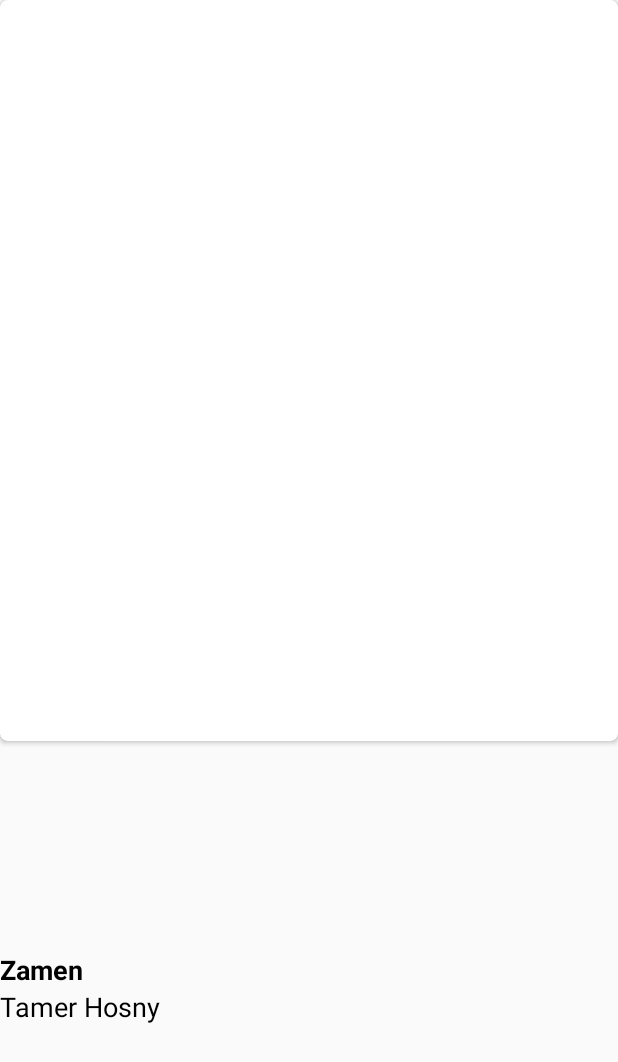
After one commit to Pro-AmalTarek/MusicalApp, an Android app: the layout album_item.xml on its own in the app's theme, with its tools: preview values and no code run, on a phone screen of 412 x 824 dp. The commit adds this screen. Shown: the top 1062 px of the screen. Run offline under Robolectric (Android 15) with nearby library versions, the phone set to English and light mode, and no system bars.

Commit message:
Add some Musics and Songs

```diff
--- a/app/build.gradle
+++ b/app/build.gradle
@@ -26,4 +26,5 @@ dependencies {
     androidTestImplementation 'com.android.support.test:runner:1.0.2'
     androidTestImplementation 'com.android.support.test.espresso:espresso-core:3.0.2'
     implementation 'com.android.support:design:28.0.0'
+    implementation 'com.android.support:cardview-v7:28.0.0'
 }
--- /dev/null
+++ b/app/src/main/res/layout/album_item.xml
@@ -0,0 +1,42 @@
+<?xml version="1.0" encoding="utf-8"?>
+<LinearLayout xmlns:android="http://schemas.android.com/apk/res/android"
+    xmlns:tools="http://schemas.android.com/tools"
+    xmlns:app="http://schemas.android.com/apk/res-auto"
+    android:orientation="vertical"
+    android:layout_width="match_parent"
+    android:layout_height="match_parent">
+
+    <android.support.v7.widget.CardView
+        android:layout_width="match_parent"
+        android:layout_height="0dp"
+        app:cardCornerRadius="5dp"
+        android:layout_weight="3">
+    <ImageView
+        android:id="@+id/albumArt"
+        android:layout_width="match_parent"
+        android:layout_height="match_parent"
+        android:scaleType="centerCrop"/>
+    </android.support.v7.widget.CardView>
+
+    <TextView
+        android:id="@+id/album_name"
+        android:layout_width="match_parent"
+        android:layout_height="0dp"
+        android:layout_weight="1"
+        android:gravity="bottom"
+        android:textAppearance="?android:textAppearanceMedium"
+        android:textColor="@android:color/black"
+        android:textStyle="bold"
+        tools:text="Zamen"/>
+
+    <TextView
+        android:id="@+id/artist_name"
+        android:layout_width="match_parent"
+        android:layout_height="0dp"
+        android:layout_weight="1"
+        android:gravity="top"
+        android:textAppearance="?android:textAppearanceMedium"
+        android:textColor="@android:color/black"
+        tools:text="Tamer Hosny"/>
+
+</LinearLayout>
--- /dev/null
+++ b/app/src/main/res/values/dimens.xml
@@ -0,0 +1,5 @@
+<?xml version="1.0" encoding="utf-8"?>
+<resources>
+    <!-- Height of each list item -->
+    <dimen name="song_item_height">88dp</dimen>
+</resources>
```
Also changed, not shown: app/src/main/java/com/amaltarek/musicalapp/Fragments/SongsFragment.java (added, +30 -0 lines), app/src/main/java/com/amaltarek/musicalapp/MainActivity.java (+27 -2 lines), app/src/main/java/com/amaltarek/musicalapp/Model/Album.java (+7 -7 lines), app/src/main/java/com/amaltarek/musicalapp/Model/Song.java (+10 -10 lines), app/src/main/res/layout/fragment_albums.xml (+6 -3 lines), app/src/main/res/layout/fragment_songs.xml (added, +14 -0 lines), app/src/main/res/layout/song_item.xml (added, +14 -0 lines), app/src/main/res/values/colors.xml (+17 -0 lines), app/src/main/res/values/strings.xml (+29 -2 lines), app/src/main/res/drawable/MaherZain.jpg (added), app/src/main/res/drawable/Tabassam.jpg (added), 3 other files.
